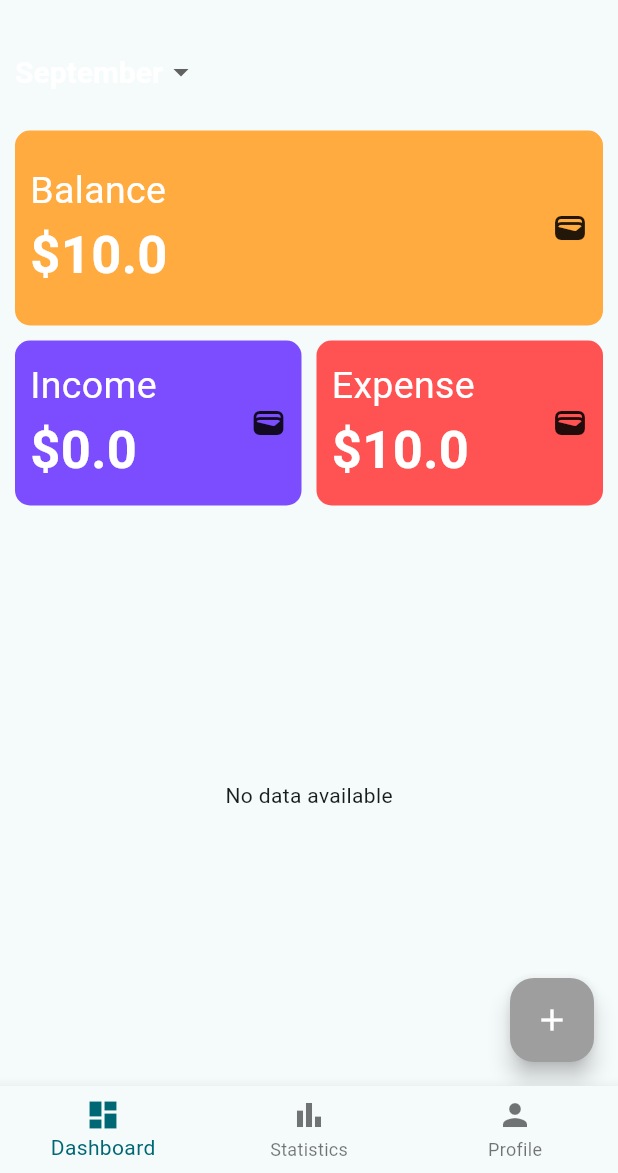
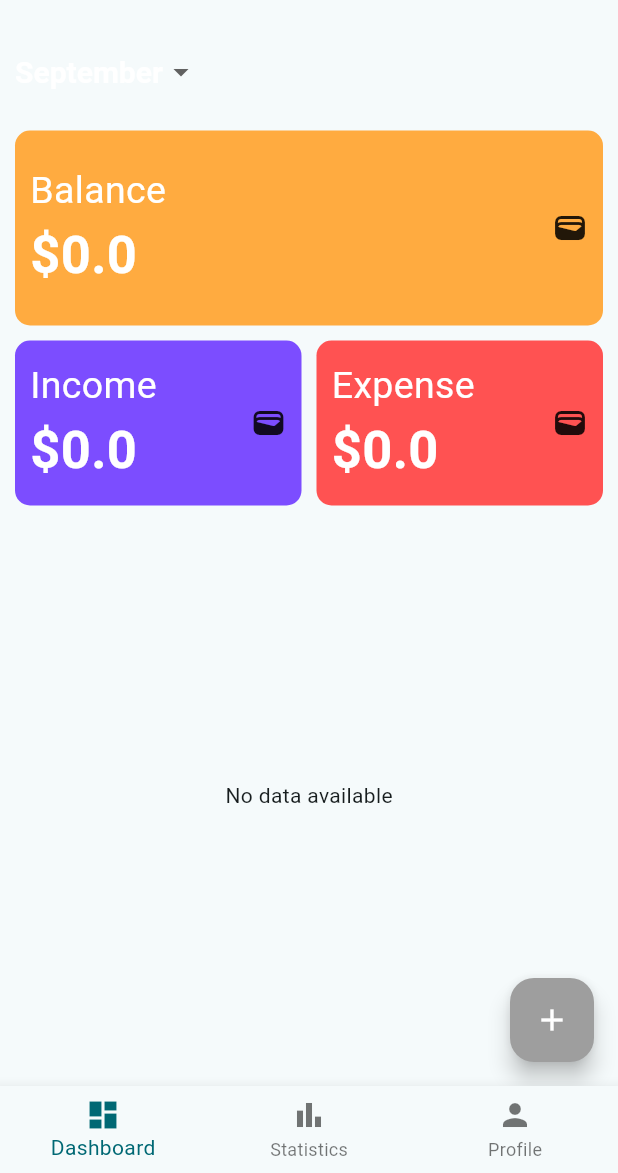
Before and after one commit to miguelluhulima/flutter-budget-app, a Flutter app: the screen it shows after launch, on a phone screen of 412 x 824 dp, the part 63-1236 px from its top. Run offline on Flutter 3.47's test engine with Material 3 defaults, Android fonts, the phone set to English and light mode, and no system bars.

Commit message:
Added feature to calculate total Balance - TODO: Separate income and expense by month

```diff
--- a/lib/screens/dashboard_screen.dart
+++ b/lib/screens/dashboard_screen.dart
@@ -3,6 +3,7 @@ import 'package:flutter/material.dart';
 import 'package:provider/provider.dart';
 
 import '../components/components.dart';
+import '../models/budget.dart';
 
 class DashboardScreen extends StatefulWidget {
   const DashboardScreen({super.key});
@@ -12,11 +13,35 @@ class DashboardScreen extends StatefulWidget {
 }
 
 class _DashboardScreenState extends State<DashboardScreen> {
-  String dropdownValue = months.last;
-
   @override
   Widget build(BuildContext context) {
     return Consumer<BudgetManager>(builder: (context, manager, child) {
+      User user = manager.getUser.last;
+
+      var income =
+          user.transactions.where((element) => element.isExpense == false);
+      double totalIncome;
+      if (income.isEmpty) {
+        totalIncome = 0;
+      } else {
+        totalIncome = income
+            .map((e) => e.amount)
+            .reduce((value, element) => value + element);
+      }
+
+      var expense =
+          user.transactions.where((element) => element.isExpense == true);
+      double totalExpense;
+      if (expense.isEmpty) {
+        totalExpense = 0;
+      } else {
+        totalExpense = expense
+            .map((e) => e.amount)
+            .reduce((value, element) => value + element);
+      }
+
+      double balance = user.balance + totalIncome - totalExpense;
+
       int selectedMonth = manager.getMonthList.indexOf(manager.getMonth) + 1;
       return Scaffold(
         floatingActionButton: AddTransactionWidget(manager: manager),
@@ -47,7 +72,7 @@ class _DashboardScreenState extends State<DashboardScreen> {
                   children: [
                     CardWidget(
                       title: "Balance",
-                      data: 10,
+                      data: balance,
                     ),
                     const SizedBox(height: 10.0),
                     Row(
@@ -55,14 +80,14 @@ class _DashboardScreenState extends State<DashboardScreen> {
                       children: [
                         CardWidget(
                           title: "Income",
-                          data: manager.getUser.last.balance,
+                          data: totalIncome,
                           color: Colors.deepPurpleAccent,
                           mini: true,
                         ),
                         const SizedBox(width: 10.0),
                         CardWidget(
                           title: "Expense",
-                          data: 10,
+                          data: totalExpense,
                           color: Colors.redAccent,
                           mini: true,
                         ),
@@ -72,12 +97,12 @@ class _DashboardScreenState extends State<DashboardScreen> {
                 ),
               ),
               const SizedBox(height: 10),
-              manager.getUser.last.transactions
+              user.transactions
                       .where(
                           (element) => element.dateTime.month == selectedMonth)
                       .isNotEmpty
                   ? TransactionListWidget(
-                      user: manager.getUser.last,
+                      user: user,
                       month: selectedMonth,
                     )
                   : const Expanded(
```
Also changed, not shown: lib/components/add_transaction_widget.dart (+9 -5 lines), lib/components/transaction_list_widget.dart (+33 -5 lines).
